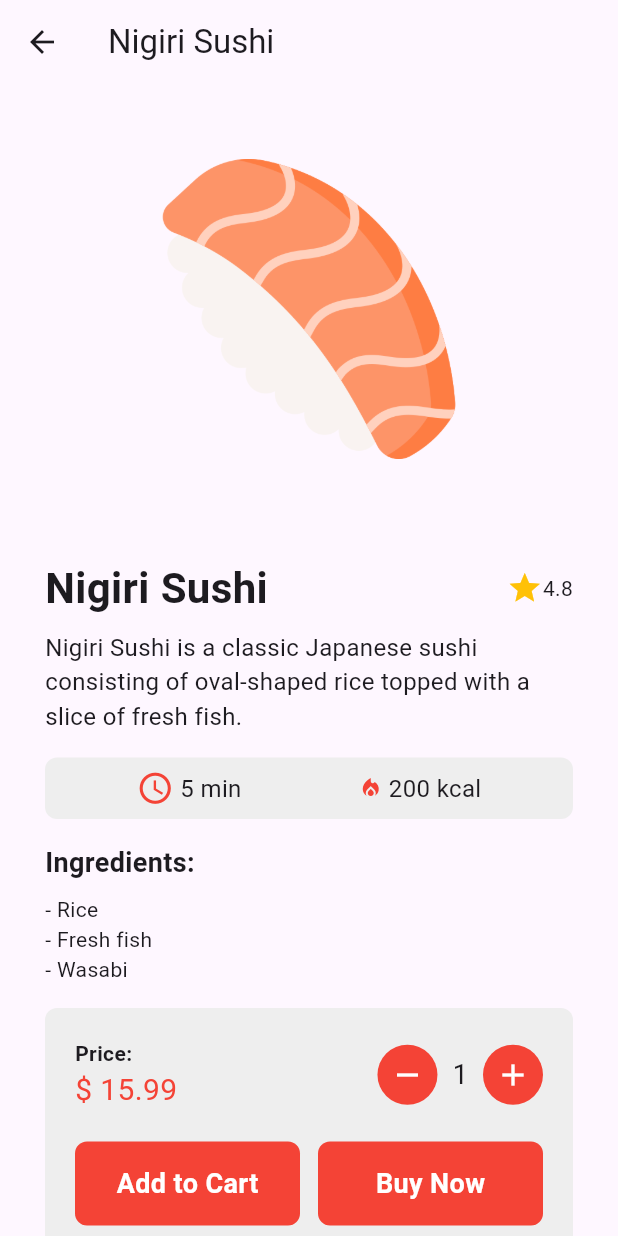
After one commit to abimanyupewe/sushi_app, a Flutter app: the screen it shows after launch, after a tap on "Nigiri Sushi", on a phone screen of 412 x 824 dp. The commit adds this screen. Run offline on Flutter 3.47's test engine with Material 3 defaults, Android fonts, the phone set to English and light mode, and no system bars; our stand-ins replace get, google_fonts, iconsax, introduction_screen.

Commit message:
update detail page

```diff
--- a/lib/components/card_populer.dart
+++ b/lib/components/card_populer.dart
@@ -1,13 +1,23 @@
 import 'package:flutter/material.dart';
 import 'package:google_fonts/google_fonts.dart';
+import 'package:sushi_app/pages/detailPage.dart';
 
 class CardPopuler extends StatelessWidget {
   final Map<String, dynamic> sushi;
   const CardPopuler({Key? key, required this.sushi}) : super(key: key);
 
+  void toDetailPage(BuildContext context, String id) {
+    Navigator.push(
+      context,
+      MaterialPageRoute(builder: (context) => DetailPage(id: id)),
+    );
+  }
+
   @override
   Widget build(BuildContext context) {
-    return Container(
+    return GestureDetector(
+      onTap: () => toDetailPage(context, sushi['id']),
+      child: Container(
         width: 200,
         decoration: BoxDecoration(
           color: Colors.grey.shade200,
@@ -48,6 +58,7 @@ class CardPopuler extends StatelessWidget {
             ),
           ],
         ),
+      ),
     );
   }
 }
--- a/lib/data/sushi_data.dart
+++ b/lib/data/sushi_data.dart
@@ -6,97 +6,201 @@ class DataSushi {
 
   final List<Map<String, dynamic>> sushiPopuler = [
     {
+      'servingTime': '5 min',
+      'id': '64f8a1c1e1a1a1a1a1a1a1a1',
       'name': 'Nigiri Sushi',
       'price': 15.99,
       'rating': 4.8,
       'image': ImageApp.nigiriSushi,
+      'description':
+          'Nigiri Sushi is a classic Japanese sushi consisting of oval-shaped rice topped with a slice of fresh fish.',
+      'ingredients': ['Rice', 'Fresh fish', 'Wasabi'],
+      'chefImage': ImageApp.splashImage,
+      'calories': 200,
     },
     {
+      'servingTime': '7 min',
+      'id': '64f8a1c1e1a1a1a1a1a1a1a2',
       'name': 'Maki Sushi',
       'price': 12.50,
       'rating': 4.5,
       'image': ImageApp.makiSushi,
+      'description':
+          'Maki Sushi is a rolled sushi filled with rice and other ingredients, wrapped in nori seaweed.',
+      'ingredients': ['Rice', 'Nori', 'Fish', 'Vegetables'],
+      'chefImage': ImageApp.splashImage,
+      'calories': 180,
     },
     {
+      'servingTime': '10 min',
+      'id': '64f8a1c1e1a1a1a1a1a1a1a3',
       'name': 'Combo Sushi 2',
       'price': 25.00,
       'rating': 4.7,
       'image': ImageApp.comboSushi2,
+      'description':
+          'Combo Sushi 2 is a package containing various selected sushi types to enjoy together.',
+      'ingredients': ['Nigiri', 'Maki', 'Uramaki', 'Sake'],
+      'chefImage': ImageApp.splashImage,
+      'calories': 450,
     },
     {
+      'servingTime': '6 min',
+      'id': '64f8a1c1e1a1a1a1a1a1a1a4',
       'name': 'Salmon Sushi',
       'price': 18.00,
       'rating': 4.9,
       'image': ImageApp.salmonSushi,
+      'description':
+          'Salmon Sushi is sushi topped with slices of fresh salmon on rice.',
+      'ingredients': ['Rice', 'Salmon', 'Wasabi'],
+      'chefImage': ImageApp.splashImage,
+      'calories': 220,
     },
     {
+      'servingTime': '12 min',
+      'id': '64f8a1c1e1a1a1a1a1a1a1a5',
       'name': 'Combo Sushi 1',
       'price': 22.00,
       'rating': 4.6,
       'image': ImageApp.comboSushi1,
+      'description':
+          'Combo Sushi 1 is a package containing a combination of family favorite sushi.',
+      'ingredients': ['Nigiri', 'Maki', 'Sushi Roll'],
+      'chefImage': ImageApp.splashImage,
+      'calories': 400,
     },
   ];
 
   final List<Map<String, dynamic>> sushiRekomendasi = [
     {
+      'servingTime': '8 min',
+      'id': '64f8a1c1e1a1a1a1a1a1b1a1',
       'name': 'Sake Sushi',
       'price': 14.50,
       'rating': 4.4,
       'image': ImageApp.sakeSushi,
+      'description': 'Sake Sushi is sushi topped with salmon on rice.',
+      'ingredients': ['Rice', 'Salmon', 'Wasabi'],
+      'chefImage': ImageApp.splashImage,
+      'calories': 210,
     },
     {
+      'servingTime': '6 min',
+      'id': '64f8a1c1e1a1a1a1a1a1b1a2',
       'name': 'Tobiko Sushi',
       'price': 16.75,
       'rating': 4.3,
       'image': ImageApp.tobikoSushi,
+      'description':
+          'Tobiko Sushi is sushi topped with flying fish roe (tobiko) on rice.',
+      'ingredients': ['Rice', 'Tobiko', 'Nori'],
+      'chefImage': ImageApp.splashImage,
+      'calories': 190,
     },
     {
+      'servingTime': '9 min',
+      'id': '64f8a1c1e1a1a1a1a1a1b1a3',
       'name': 'Uramaki Sushi',
       'price': 17.00,
       'rating': 4.5,
       'image': ImageApp.uramakiSushi,
+      'description':
+          'Uramaki Sushi is a rolled sushi with rice on the outside and nori on the inside.',
+      'ingredients': ['Rice', 'Nori', 'Fish', 'Vegetables'],
+      'chefImage': ImageApp.splashImage,
+      'calories': 230,
     },
     {
+      'servingTime': '15 min',
+      'id': '64f8a1c1e1a1a1a1a1a1b1a4',
       'name': 'Sushi Family',
       'price': 35.00,
       'rating': 4.9,
       'image': ImageApp.sushiFamily,
+      'description':
+          'Sushi Family is a complete sushi package to enjoy with your family.',
+      'ingredients': ['Nigiri', 'Maki', 'Sushi Roll', 'Uramaki'],
+      'chefImage': ImageApp.splashImage,
+      'calories': 600,
     },
     {
+      'servingTime': '11 min',
+      'id': '64f8a1c1e1a1a1a1a1a1b1a5',
       'name': 'Sushi Roll',
       'price': 19.50,
       'rating': 4.4,
       'image': ImageApp.sushiroll,
+      'description':
+          'Sushi Roll is a rolled sushi with various fillings inside.',
+      'ingredients': ['Rice', 'Nori', 'Fish', 'Vegetables'],
+      'chefImage': ImageApp.splashImage,
+      'calories': 250,
     },
     {
+      'servingTime': '8 min',
+      'id': '64f8a1c1e1a1a1a1a1a1b1a6',
       'name': 'Sake Sushi',
       'price': 14.50,
       'rating': 4.4,
       'image': ImageApp.sakeSushi,
+      'description':
+          'Sake Sushi adalah sushi dengan topping ikan salmon di atas nasi.',
+      'ingredients': ['Nasi', 'Salmon', 'Wasabi'],
+      'chefImage': ImageApp.splashImage,
+      'calories': 210,
     },
     {
+      'servingTime': '6 min',
+      'id': '64f8a1c1e1a1a1a1a1a1b1a7',
       'name': 'Tobiko Sushi',
       'price': 16.75,
       'rating': 4.3,
       'image': ImageApp.tobikoSushi,
+      'description':
+          'Tobiko Sushi adalah sushi dengan topping telur ikan terbang (tobiko) di atas nasi.',
+      'ingredients': ['Nasi', 'Tobiko', 'Nori'],
+      'chefImage': ImageApp.splashImage,
+      'calories': 190,
     },
     {
+      'servingTime': '9 min',
+      'id': '64f8a1c1e1a1a1a1a1a1b1a8',
       'name': 'Uramaki Sushi',
       'price': 17.00,
       'rating': 4.5,
       'image': ImageApp.uramakiSushi,
+      'description':
+          'Uramaki Sushi adalah sushi gulung dengan nasi di bagian luar dan nori di dalam.',
+      'ingredients': ['Nasi', 'Nori', 'Ikan', 'Sayuran'],
+      'chefImage': ImageApp.splashImage,
+      'calories': 230,
     },
     {
+      'servingTime': '15 min',
+      'id': '64f8a1c1e1a1a1a1a1a1b1a9',
       'name': 'Sushi Family',
       'price': 35.00,
       'rating': 4.9,
       'image': ImageApp.sushiFamily,
+      'description':
+          'Sushi Family adalah paket sushi lengkap untuk dinikmati bersama keluarga.',
+      'ingredients': ['Nigiri', 'Maki', 'Sushi Roll', 'Uramaki'],
+      'chefImage': ImageApp.splashImage,
+      'calories': 600,
     },
     {
+      'servingTime': '11 min',
+      'id': '64f8a1c1e1a1a1a1a1a1b1b0',
       'name': 'Sushi Roll',
       'price': 19.50,
       'rating': 4.4,
       'image': ImageApp.sushiroll,
+      'description':
+          'Sushi Roll adalah sushi gulung dengan berbagai isian di dalamnya.',
+      'ingredients': ['Nasi', 'Nori', 'Ikan', 'Sayuran'],
+      'chefImage': ImageApp.splashImage,
+      'calories': 250,
     },
   ];
 }
--- /dev/null
+++ b/lib/pages/detailPage.dart
@@ -0,0 +1,219 @@
+import 'package:flutter/material.dart';
+import 'package:sushi_app/data/sushi_data.dart';
+
+class DetailPage extends StatelessWidget {
+  final String id;
+  const DetailPage({Key? key, required this.id}) : super(key: key);
+
+  @override
+  Widget build(BuildContext context) {
+    final dataSushi = DataSushi();
+    final allSushi = [...dataSushi.sushiPopuler, ...dataSushi.sushiRekomendasi];
+    final sushiList = allSushi.where((item) => item['id'] == id).toList();
+    final sushi = sushiList.isNotEmpty ? sushiList.first : null;
+
+    if (sushi == null) {
+      return Scaffold(
+        appBar: AppBar(title: Text('Detail Sushi')),
+        body: Center(child: Text('Data sushi tidak ditemukan')),
+      );
+    }
+
+    return Scaffold(
+      appBar: AppBar(title: Text(sushi['name'])),
+      body: Padding(
+        padding: const EdgeInsets.only(right: 30, left: 30),
+        child: SingleChildScrollView(
+          child: Column(
+            crossAxisAlignment: CrossAxisAlignment.start,
+            children: [
+              Center(child: Padding(
+                padding: const EdgeInsets.all(50),
+                child: Image.asset(sushi['image'], width: 200),
+              )),
+              SizedBox(height: 16),
+              Row(
+                mainAxisAlignment: MainAxisAlignment.spaceBetween,
+                children: [
+                  Text(
+                    sushi['name'],
+                    style: TextStyle(fontSize: 28, fontWeight: FontWeight.bold),
+                  ),
+                  Row(
+                    children: [
+                      Icon(Icons.star, color: Colors.amber),
+                      Text(sushi['rating'].toString()),
+                    ],
+                  ),
+                ],
+              ),
+              SizedBox(height: 8),
+              if (sushi['description'] != null)
+                Text(sushi['description'], style: TextStyle(fontSize: 16)),
+              SizedBox(height: 16),
+              Container(
+                padding: EdgeInsets.all(8),
+                decoration: BoxDecoration(
+                  color: Colors.grey.shade200,
+                  borderRadius: BorderRadius.circular(8),
+                ),
+                child: Row(
+                  mainAxisAlignment: MainAxisAlignment.spaceEvenly,
+                  children: [
+                    if (sushi['servingTime'] != null) ...[
+                      Row(
+                        children: [
+                          Icon(Icons.access_time, size: 25, color: Colors.red),
+                          SizedBox(width: 4),
+                          Text(
+                            sushi['servingTime'],
+                            style: TextStyle(fontSize: 16),
+                          ),
+                        ],
+                      ),
+                    ],
+                    if (sushi['calories'] != null) ...[
+                      Row(
+                        children: [
+                          SizedBox(width: 25),
+                          Icon(
+                            Icons.local_fire_department,
+                            size: 16,
+                            color: Colors.red,
+                          ),
+                          SizedBox(width: 4),
+                          Text(
+                            '${sushi['calories']} kcal',
+                            style: TextStyle(fontSize: 16),
+                          ),
+                        ],
+                      ),
+                    ],
+                  ],
+                ),
+              ),
+              SizedBox(height: 16),
+              if (sushi['ingredients'] != null)
+                Column(
+                  crossAxisAlignment: CrossAxisAlignment.start,
+                  children: [
+                    Text(
+                      'Ingredients:',
+                      style: TextStyle(
+                        fontWeight: FontWeight.bold,
+                        fontSize: 18,
+                      ),
+                    ),
+                    SizedBox(height: 8),
+                    ...List<Widget>.from(
+                      (sushi['ingredients'] as List).map(
+                        (ingredient) => Text('- $ingredient'),
+                      ),
+                    ),
+                  ],
+                ),
+              SizedBox(height: 16),
+              Container(
+                padding: EdgeInsets.all(20),
+                decoration: BoxDecoration(
+                  color: Colors.grey.shade200,
+                  borderRadius: BorderRadius.circular(8),
+                ),
+                child: Column(
+                  children: [
+                    Row(
+                      mainAxisAlignment: MainAxisAlignment.spaceBetween,
+                      children: [
+                        Column(
+                          crossAxisAlignment: CrossAxisAlignment.start,
+                          children: [
+                            Text(
+                              'Price:',
+                              style: TextStyle(fontWeight: FontWeight.bold),
+                            ),
+                            Text(
+                              '\$ ${(sushi['price'] ?? 0).toStringAsFixed(2)}',
+                              style: TextStyle(fontSize: 20, color: Colors.red),
+                            ),
+                          ],
+                        ),
+                        Row(
+                          children: [
+                            CircleAvatar(
+                              backgroundColor: Colors.red,
+                              child: Icon(Icons.remove, color: Colors.white),
+                            ),
+                            SizedBox(width: 10),
+                            Text('1', style: TextStyle(fontSize: 18)),
+                            SizedBox(width: 10),
+                            CircleAvatar(
+                              backgroundColor: Colors.red,
+                              child: Icon(Icons.add, color: Colors.white),
+                            ),
+                          ],
+                        ),
+                      ],
+                    ),
+                    Row(
+                      mainAxisAlignment: MainAxisAlignment.spaceBetween,
+                      children: [
+                        GestureDetector(
+                          onTap: () {
+                            // Handle add to cart action
+                          },
+                          child: Container(
+                            width: 150,
+                            padding: EdgeInsets.symmetric(vertical: 15),
+                            margin: EdgeInsets.only(top: 20),
+                            decoration: BoxDecoration(
+                              color: Colors.red,
+                              borderRadius: BorderRadius.circular(8),
+                            ),
+                            child: Center(
+                              child: Text(
+                                'Add to Cart',
+                                style: TextStyle(
+                                  color: Colors.white,
+                                  fontSize: 18,
+                                  fontWeight: FontWeight.bold,
+                                ),
+                              ),
+                            ),
+                          ),
+                        ),
+                        GestureDetector(
+                          onTap: () {
+                            // Handle add to cart action
+                          },
+                          child: Container(
+                            width: 150,
+                            padding: EdgeInsets.symmetric(vertical: 15),
+                            margin: EdgeInsets.only(top: 20),
+                            decoration: BoxDecoration(
+                              color: Colors.red,
+                              borderRadius: BorderRadius.circular(8),
+                            ),
+                            child: Center(
+                              child: Text(
+                                'Buy Now',
+                                style: TextStyle(
+                                  color: Colors.white,
+                                  fontSize: 18,
+                                  fontWeight: FontWeight.bold,
+                                ),
+                              ),
+                            ),
+                          ),
+                        ),
+                      ],
+                    ),
+                  ],
+                ),
+              ),
+            ],
+          ),
+        ),
+      ),
+    );
+  }
+}
```
Lines whose indentation alone changed are shown as unchanged.
